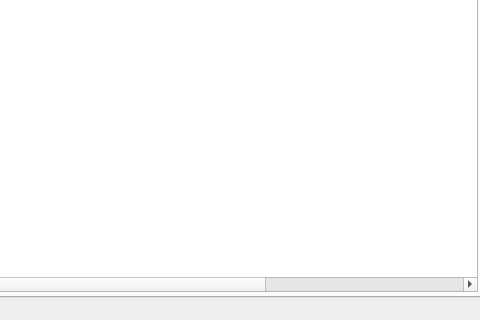
Qt form juicer/src/mainwindowbase.ui (applejuicenetz/gui-juicer) before a commit; both pictures show x 359 to 839 and y 330 to 650 of the 1288 by 650 pixel window.
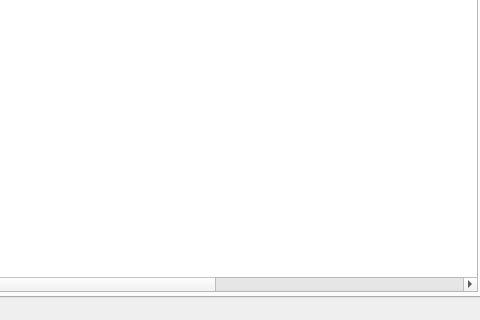
The same form after that commit. Icons and pictures are not drawn. Custom widgets are drawn as their Qt base class.

Commit message: added support for chosing different download directories below incoming for each download

Patch:
```diff
--- a/juicer/src/mainwindowbase.ui
+++ b/juicer/src/mainwindowbase.ui
@@ -118,6 +118,11 @@
           <string>Not Seen</string>
          </property>
         </column>
+        <column>
+         <property name="text" >
+          <string>download to</string>
+         </property>
+        </column>
        </widget>
        <widget class="QDockWidget" name="partListDock" >
         <property name="geometry" >
```
Left out of the diff: 8 changed lines with no effect on the pictures. The commit also changes 19 other files.
